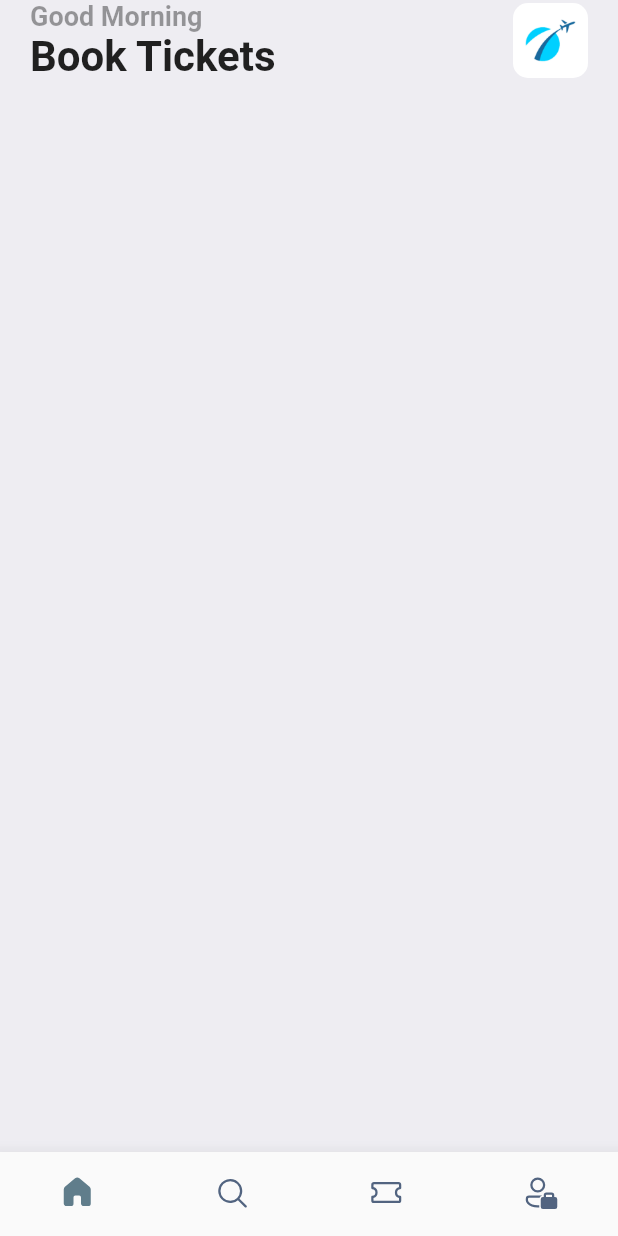
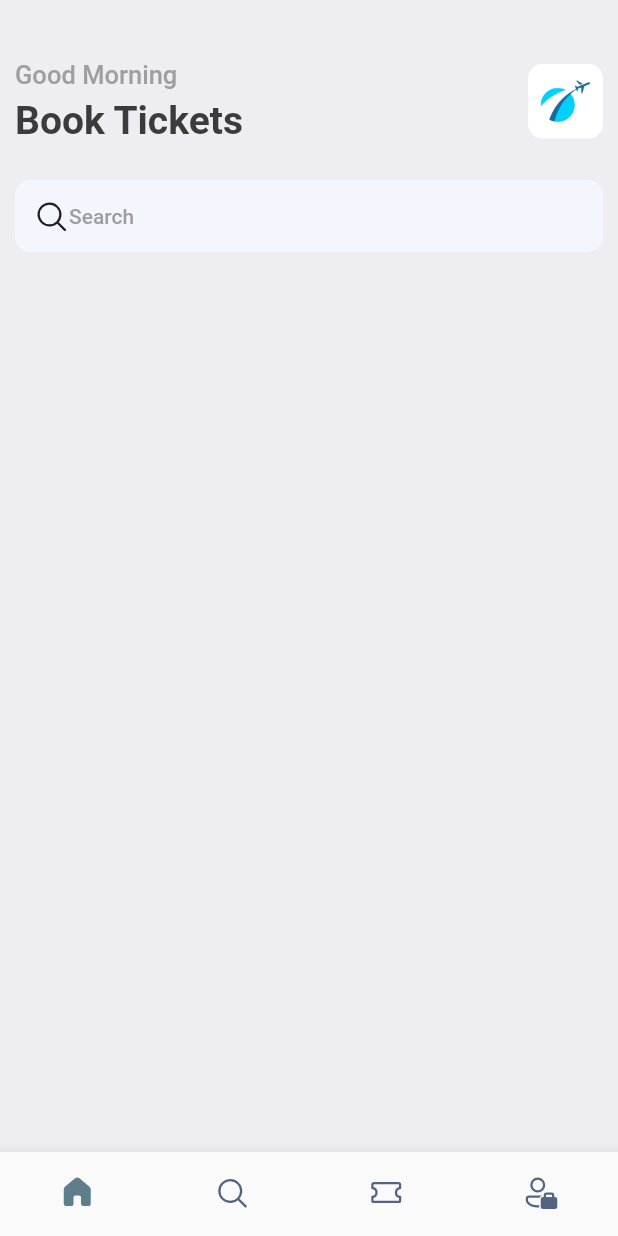
Before and after one commit to its-asaduzzaman/air_ticket_flutter, a Flutter app: the screen it shows after launch, on a phone screen of 412 x 824 dp. Run offline on Flutter 3.47's test engine with Material 2 defaults, Android fonts, the phone set to English and light mode, and no system bars; our stand-ins replace fluentui_icons, gap.

Commit message:
search ui

```diff
--- a/lib/main.dart
+++ b/lib/main.dart
@@ -1,4 +1,5 @@
 import 'package:air_ticket_flutter/screens/bottom_bar.dart';
+import 'package:air_ticket_flutter/utils/app_style.dart';
 import 'package:flutter/material.dart';
 
 void main() {
@@ -15,7 +16,8 @@ class MyApp extends StatelessWidget {
       debugShowCheckedModeBanner: false,
       title: 'Flutter Demo',
       theme: ThemeData(
-        primarySwatch: Colors.blue,
+        // primarySwatch: Colors.blue,
+        primaryColor: primary,
       ),
       home: const BottomBar(),
     );
--- a/lib/screens/home_screen.dart
+++ b/lib/screens/home_screen.dart
@@ -1,4 +1,7 @@
+import 'package:fluentui_icons/fluentui_icons.dart';
 import 'package:flutter/material.dart';
+import 'package:air_ticket_flutter/utils/app_style.dart';
+import 'package:gap/gap.dart';
 
 class HomeScreen extends StatelessWidget {
   const HomeScreen({Key? key}) : super(key: key);
@@ -6,13 +9,14 @@ class HomeScreen extends StatelessWidget {
   @override
   Widget build(BuildContext context) {
     return Scaffold(
-      backgroundColor: Color(0xFFeeedf2),
+      backgroundColor: Styles.bgColor,
       body: ListView(
         children: [
           Container(
-            padding: EdgeInsets.only(left: 20, right: 20),
+            padding: EdgeInsets.only(left: 10, right: 10),
             child: Column(
               children: [
+                const Gap(40),
                 Row(
                   mainAxisAlignment: MainAxisAlignment.spaceBetween,
                   children: [
@@ -21,18 +25,12 @@ class HomeScreen extends StatelessWidget {
                       children: [
                         Text(
                           'Good Morning',
-                          style: TextStyle(
-                            fontSize: 18,
-                            color: Colors.black38,
-                            fontWeight: FontWeight.bold,
-                          ),
+                          style: Styles.headLineStyle3,
                         ),
+                        const Gap(5),
                         Text(
                           'Book Tickets',
-                          style: TextStyle(
-                            fontSize: 28,
-                            fontWeight: FontWeight.bold,
-                          ),
+                          style: Styles.headLineStyle1,
                         ),
                       ],
                     ),
@@ -48,7 +46,21 @@ class HomeScreen extends StatelessWidget {
                       ),
                     ),
                   ],
-                )
+                ),
+                const Gap(25),
+                Container(
+                  padding: EdgeInsets.symmetric(horizontal: 12, vertical: 12),
+                  decoration: BoxDecoration(
+                    color: const Color(0xFFF4F6FD),
+                    borderRadius: BorderRadius.circular(10),
+                  ),
+                  child: Row(
+                    children: [
+                     const Icon(FluentSystemIcons.ic_fluent_search_regular),
+                      Text('Search',style: Styles.headLineStyle4,)
+                    ],
+                  ),
+                ),
               ],
             ),
           ),
--- a/lib/utils/app_style.dart
+++ b/lib/utils/app_style.dart
@@ -2,7 +2,7 @@ import 'package:flutter/material.dart';
 
 Color primary = const Color(0xFF687daf);
 
-class Style {
+class Styles {
   static Color primaryColor = primary;
   static Color textColor = const Color(0xFF3b3b3b);
   static Color bgColor = const Color(0xFFeeedf2);
@@ -14,7 +14,7 @@ class Style {
   static TextStyle headLineStyle2 =
       TextStyle(fontSize: 21, color: textColor, fontWeight: FontWeight.bold);
   static TextStyle headLineStyle3 =
-      TextStyle(fontSize: 17, color: textColor, fontWeight: FontWeight.w500);
+      TextStyle(fontSize: 17, color:  Colors.grey.shade500, fontWeight: FontWeight.w500);
   static TextStyle headLineStyle4 = TextStyle(
       fontSize: 14, color: Colors.grey.shade500, fontWeight: FontWeight.w500);
 }
--- a/pubspec.yaml
+++ b/pubspec.yaml
@@ -35,6 +35,7 @@ dependencies:
   # Use with the CupertinoIcons class for iOS style icons.
   cupertino_icons: ^1.0.2
   fluentui_icons: ^1.0.0
+  gap: ^2.0.0
 
 dev_dependencies:
   flutter_test:
```
Also changed, not shown: pubspec.lock.
